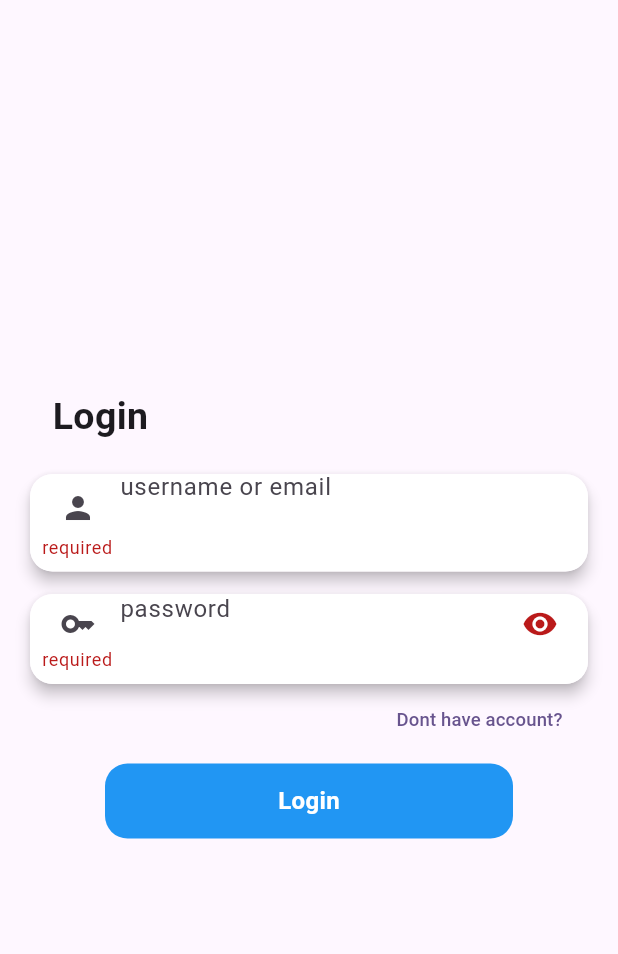
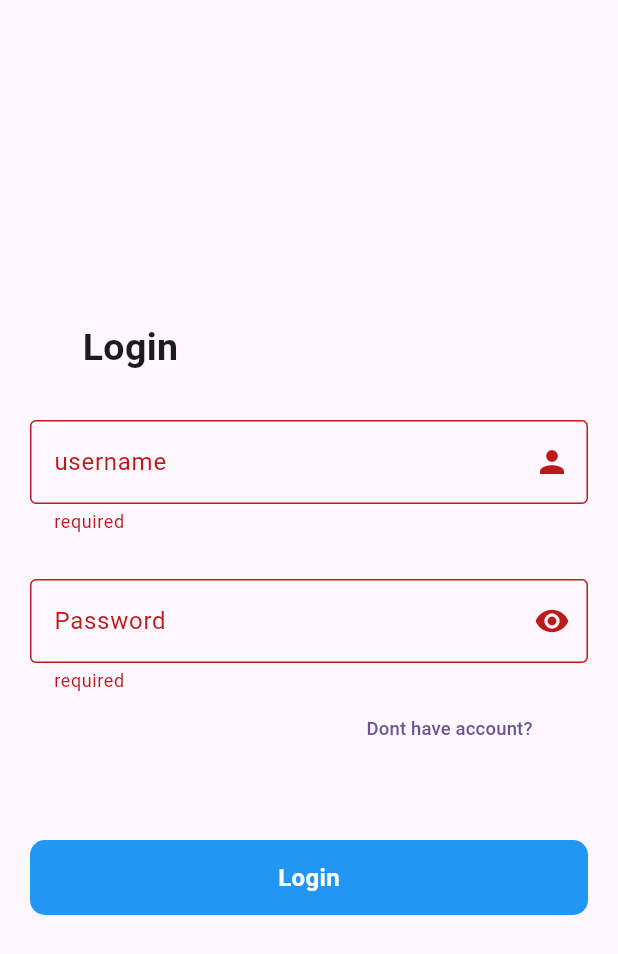
Before and after one commit to sharonRodrigues2255/Ingridentity-college-project, a Flutter app: the screen it shows after launch, after a tap on "Login", on a phone screen of 412 x 824 dp. Shown: the top 954 px of the screen. Run offline on Flutter 3.47's test engine with Material 2 defaults, Android fonts, the phone set to English and light mode, and no system bars; our stand-ins replace hive_flutter, lottie, rive, shared_preferences; missing offline and left inert: mobile_scanner; accounts and stored records are empty.

Commit message:
login screen updated

```diff
--- a/lib/view/login_screen/login_screen.dart
+++ b/lib/view/login_screen/login_screen.dart
@@ -31,14 +31,15 @@ class _LoginScreenState extends State<LoginScreen> {
   @override
   Widget build(BuildContext context) {
     var mydb = Hive.box("localdb");
-    FocusNode fieldone = FocusNode();
-    FocusNode fieldtwo = FocusNode();
+
     // var mediaheight = MediaQuery.sizeOf(context).height;
     var mediawidth = MediaQuery.sizeOf(context).width;
     return Scaffold(
         resizeToAvoidBottomInset: false,
         body: Form(
           key: _formkey,
+          child: Padding(
+            padding: const EdgeInsets.symmetric(horizontal: 20),
             child: Column(
               mainAxisAlignment: MainAxisAlignment.center,
               crossAxisAlignment: CrossAxisAlignment.start,
@@ -50,30 +51,58 @@ class _LoginScreenState extends State<LoginScreen> {
                     style: TextStyle(fontSize: 25, fontWeight: FontWeight.w700),
                   ),
                 ),
-              Padding(
-                padding: const EdgeInsets.only(left: 20, right: 20, top: 20),
-                child: Material(
-                  borderRadius: BorderRadius.circular(15),
-                  elevation: 4,
-                  child: Container(
-                    height: 65,
-                    decoration: BoxDecoration(
-                        borderRadius: BorderRadius.circular(15),
-                        color: Colors.white),
-                    child: Padding(
-                      padding: const EdgeInsets.all(8.0),
-                      child: TextFormField(
-                        controller: _usernamecontroller,
-                        keyboardType: TextInputType.emailAddress,
-                        scrollPhysics: NeverScrollableScrollPhysics(),
-                        focusNode: fieldone,
-                        onFieldSubmitted: (value) {
-                          FocusScope.of(context).requestFocus(fieldtwo);
-                        },
+                // Padding(
+                //   padding: const EdgeInsets.only(left: 20, right: 20, top: 20),
+                //   child: Material(
+                //     borderRadius: BorderRadius.circular(15),
+                //     elevation: 4,
+                //     child: Container(
+                //       decoration: BoxDecoration(
+                //           borderRadius: BorderRadius.circular(15),
+                //           color: Colors.white),
+                //       child: Padding(
+                //         padding: const EdgeInsets.all(8.0),
+                //         child: TextFormField(
+                //           controller: _usernamecontroller,
+                //           keyboardType: TextInputType.emailAddress,
+                //           scrollPhysics: NeverScrollableScrollPhysics(),
+                //           focusNode: fieldone,
+                //           onFieldSubmitted: (value) {
+                //             FocusScope.of(context).requestFocus(fieldtwo);
+                //           },
+                //           decoration: InputDecoration(
+                //               border: InputBorder.none,
+                //               hintText: 'username or email',
+                //               prefixIcon: Icon(Icons.person)),
+                //           validator: (value) {
+                //             if (value == null || value.isEmpty) {
+                //               return ('required');
+                //             } else if (!mydb.keys.contains(value)) {
+                //               return ("UserName is not registered");
+                //             } else {
+                //               return null;
+                //             }
+                //           },
+                //         ),
+                //       ),
+                //     ),
+                //   ),
+                // ),
+                SizedBox(
+                  height: 30,
+                ),
+                TextFormField(
                   decoration: InputDecoration(
-                            border: InputBorder.none,
-                            hintText: 'username or email',
-                            prefixIcon: Icon(Icons.person)),
+                      hintText: "username",
+                      //  isDense: true,
+                      enabledBorder: OutlineInputBorder(
+                          borderSide: BorderSide(color: Colors.blue),
+                          borderRadius: BorderRadius.circular(12)),
+                      focusedBorder: OutlineInputBorder(
+                          borderSide: BorderSide(color: Colors.blue)),
+                      labelText: "username",
+                      border: OutlineInputBorder(),
+                      suffixIcon: Icon(Icons.person)),
                   validator: (value) {
                     if (value == null || value.isEmpty) {
                       return ('required');
@@ -84,31 +113,57 @@ class _LoginScreenState extends State<LoginScreen> {
                     }
                   },
                 ),
+                SizedBox(
+                  height: 30,
                 ),
-                  ),
-                ),
-              ),
-              Padding(
-                padding: const EdgeInsets.only(left: 20, right: 20, top: 15),
-                child: Material(
-                  borderRadius: BorderRadius.circular(15),
-                  elevation: 4,
-                  child: Container(
-                    height: 60,
-                    decoration: BoxDecoration(
-                        borderRadius: BorderRadius.circular(15),
-                        color: Colors.white),
-                    child: Padding(
-                      padding: const EdgeInsets.all(8.0),
-                      child: TextFormField(
-                        controller: _passwordcontroller,
-                        scrollPhysics: NeverScrollableScrollPhysics(),
-                        focusNode: fieldtwo,
+                // Padding(
+                //   padding: const EdgeInsets.only(left: 20, right: 20, top: 15),
+                //   child: Material(
+                //     borderRadius: BorderRadius.circular(15),
+                //     elevation: 4,
+                //     child: Container(
+                //       height: 60,
+                //       decoration: BoxDecoration(
+                //           borderRadius: BorderRadius.circular(15),
+                //           color: Colors.white),
+                //       child: Padding(
+                //         padding: const EdgeInsets.all(8.0),
+                //         child: TextFormField(
+                //           controller: _passwordcontroller,
+                //           scrollPhysics: NeverScrollableScrollPhysics(),
+                //           focusNode: fieldtwo,
+                //           decoration: InputDecoration(
+                //               border: InputBorder.none,
+                //               hintText: 'password',
+                //               prefixIcon: Icon(Icons.key),
+                //               suffixIcon: togglePassword()),
+                //           validator: (value) {
+                //             if (value == null || value.isEmpty) {
+                //               return ('required');
+                //             } else {
+                //               return (null);
+                //             }
+                //           },
+                //           obscureText: _isSecurePassword,
+                //         ),
+                //       ),
+                //     ),
+                //   ),
+                // ),
+                TextFormField(
                   decoration: InputDecoration(
-                            border: InputBorder.none,
-                            hintText: 'password',
-                            prefixIcon: Icon(Icons.key),
-                            suffixIcon: togglePassword()),
+                      hintText: "Password",
+                      //  isDense: true,
+                      enabledBorder: OutlineInputBorder(
+                          borderSide: BorderSide(color: Colors.blue),
+                          borderRadius: BorderRadius.circular(12)),
+                      focusedBorder: OutlineInputBorder(
+                          borderSide: BorderSide(color: Colors.blue)),
+                      labelText: "Password",
+                      border: OutlineInputBorder(),
+                      //  focusedBorder: OutlineInputBorder()
+
+                      suffixIcon: Icon(Icons.remove_red_eye)),
                   validator: (value) {
                     if (value == null || value.isEmpty) {
                       return ('required');
@@ -116,12 +171,8 @@ class _LoginScreenState extends State<LoginScreen> {
                       return (null);
                     }
                   },
-                        obscureText: _isSecurePassword,
                 ),
-                    ),
-                  ),
-                ),
-              ),
+
                 Row(
                   mainAxisAlignment: MainAxisAlignment.end,
                   children: [
@@ -142,20 +193,24 @@ class _LoginScreenState extends State<LoginScreen> {
                         )),
                   ],
                 ),
-              Padding(
-                padding:
-                    const EdgeInsets.symmetric(horizontal: 70, vertical: 5),
-                child: InkWell(
+                SizedBox(height: 50),
+                InkWell(
                   onTap: () {
                     if (_formkey.currentState!.validate()) {
                       checkLogin(context, 0);
+                      Navigator.push(
+                          context,
+                          MaterialPageRoute(
+                            builder: (context) => WelcomePage(),
+                          ));
                     }
                   },
                   child: Container(
                     decoration: BoxDecoration(
                         color: Colors.blue,
-                        borderRadius: BorderRadius.circular(15)),
+                        borderRadius: BorderRadius.circular(10)),
                     height: 50,
+                    width: double.infinity,
                     child: Center(
                       child: Text(
                         "Login",
@@ -167,8 +222,8 @@ class _LoginScreenState extends State<LoginScreen> {
                     ),
                   ),
                 ),
+              ],
             ),
-            ],
           ),
         ));
   }
--- a/lib/view/splash_screen/splash_screen.dart
+++ b/lib/view/splash_screen/splash_screen.dart
@@ -24,7 +24,9 @@ class _SplashScreenState extends State<SplashScreen> {
       body: Center(
         child: Padding(
           padding: const EdgeInsets.symmetric(horizontal: 20),
-          child: Image(image: AssetImage('assets/images/logo.png')),
+          child: SizedBox(
+              width: MediaQuery.of(context).size.width * .60,
+              child: Image(image: AssetImage('assets/images/logo.png'))),
         ),
       ),
     );
```
Lines whose indentation alone changed are shown as unchanged.
